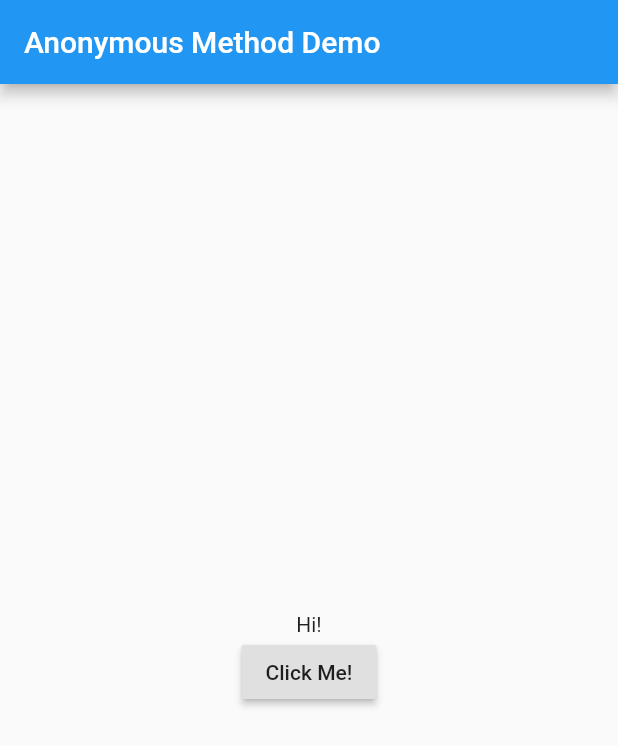
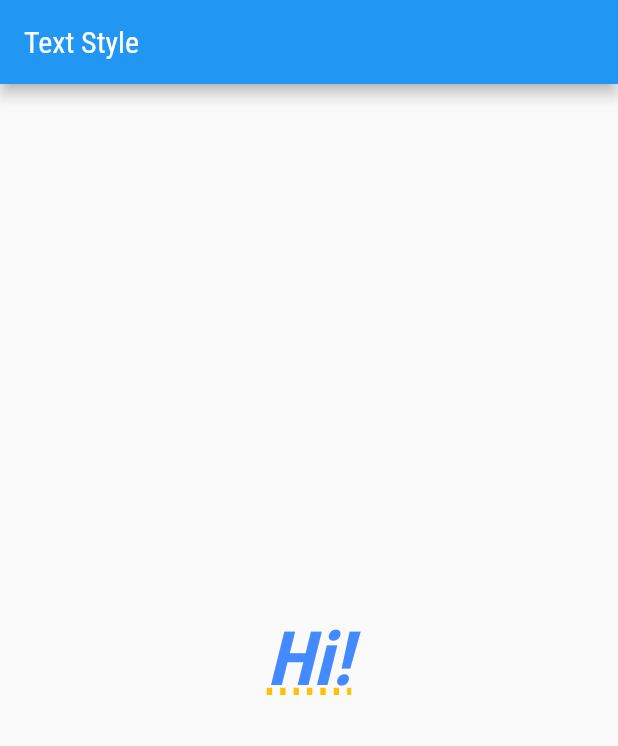
Before and after one commit to latif5/FlutterBacic, a Flutter app: the screen it shows after launch, on a phone screen of 412 x 824 dp. Shown: the top 746 px of the screen. Run offline on Flutter 3.47's test engine with Material 2 defaults, Android fonts, the light colour scheme and no system bars.

Commit message:
Latihan text decoration dan ganti font

```diff
--- a/flutter_basic/lib/main.dart
+++ b/flutter_basic/lib/main.dart
@@ -10,29 +10,32 @@ class MyApp extends StatefulWidget {
 }
 
 class _MyAppState extends State<MyApp> {
-  String message = "Hi!";
-
   @override
   Widget build(BuildContext context) {
     return MaterialApp(
       home: Scaffold(
         appBar: AppBar(
-          title: Text("Anonymous Method Demo"),
+          title: Text("Text Style"),
         ),
         body: Center(
           child: Container(
             child: Column(
               mainAxisAlignment: MainAxisAlignment.center,
+              // crossAxisAlignment: CrossAxisAlignment.center,
               children: <Widget>[
-                Text(message),
-                RaisedButton(
-                  child: Text("Click Me!"),
-                  onPressed: (){
-                    setState(() {
-                      message = "Hey You!";
-                    });
-                  },
-                )
+                Text(
+                  "Hi!",
+                  style: TextStyle(
+                      fontFamily: "Roboto",
+                      fontWeight: FontWeight.w700,
+                      fontSize: 50,
+                      color: Colors.blueAccent,
+                      fontStyle: FontStyle.italic,
+                      decoration: TextDecoration.underline,
+                      decorationColor: Colors.amber,
+                      decorationStyle: TextDecorationStyle.dotted,
+                      decorationThickness: 2),
+                ),
               ],
             ),
           ),
```
Also changed, not shown: flutter_basic/pubspec.yaml (+6 -6 lines), flutter_basic/fonts/RobotoCondensed-Bold.ttf (added), flutter_basic/fonts/RobotoCondensed-Light.ttf (added), flutter_basic/fonts/RobotoCondensed-Regular.ttf (added).
